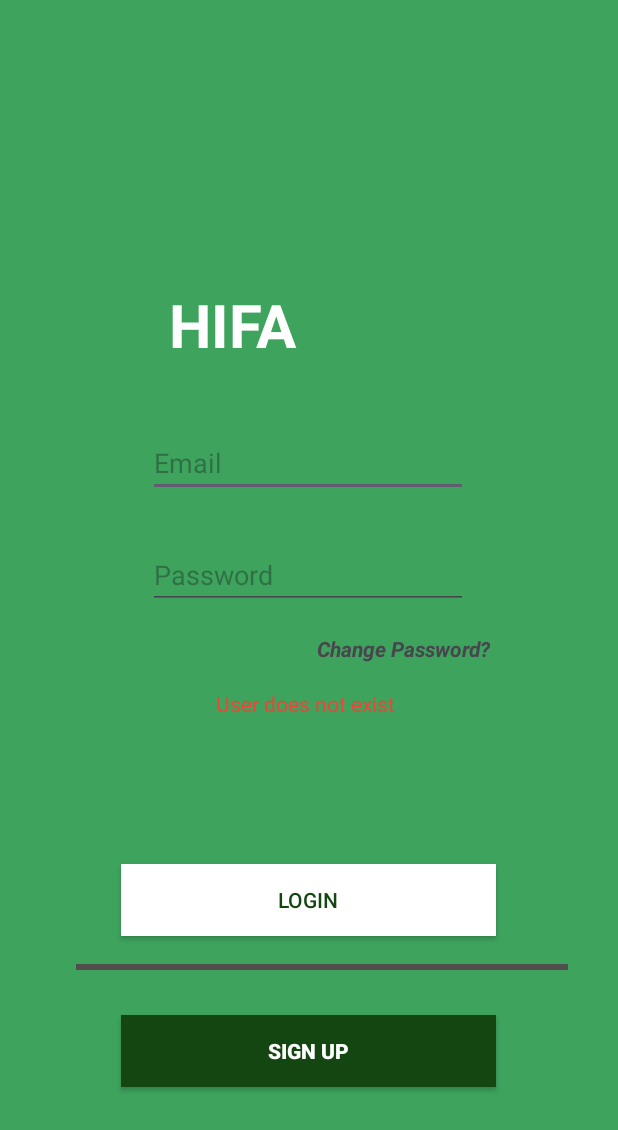
After one commit to AnushkaKhare-Eng/HIFA-Capstone, an Android app: the fragment LoginPage shown on its own in the app's theme, on a phone screen of 412 x 824 dp. The commit adds this screen. Shown: the top 1130 px of the screen. Run offline under Robolectric (Android 15) with nearby library versions, the phone set to English and light mode, and no system bars; our stand-ins replace Firebase (no records; nobody signed in at launch, a user with empty details on screens opened directly); 8 statements that could not run were skipped.

Commit message:
Adding the sign up page and adding DB funtionality for User login and sign up

```diff
--- /dev/null
+++ b/HIFA-App/app/src/main/java/com/example/hifa/LoginPage.java
@@ -0,0 +1,113 @@
+package com.example.hifa;
+
+import android.os.Bundle;
+
+import androidx.fragment.app.Fragment;
+
+import android.view.LayoutInflater;
+import android.view.View;
+import android.view.ViewGroup;
+import android.widget.Button;
+import android.widget.EditText;
+import android.widget.TextView;
+
+/**
+ * A simple {@link Fragment} subclass.
+ * Use the {@link LoginPage#newInstance} factory method to
+ * create an instance of this fragment.
+ */
+public class LoginPage extends Fragment {
+
+    // TODO: Rename parameter arguments, choose names that match
+    // the fragment initialization parameters, e.g. ARG_ITEM_NUMBER
+    private static final String ARG_PARAM1 = "param1";
+    private static final String ARG_PARAM2 = "param2";
+
+    // TODO: Rename and change types of parameters
+    private String mParam1;
+    private String mParam2;
+    private Button signUpButton;
+    private Button loginButton;
+    private EditText email;
+    private EditText password;
+    public LoginPage() {
+        // Required empty public constructor
+    }
+
+
+    /**
+     * Use this factory method to create a new instance of
+     * this fragment using the provided parameters.
+     *
+     * @param param1 Parameter 1.
+     * @param param2 Parameter 2.
+     * @return A new instance of fragment LoginPage.
+     */
+    // TODO: Rename and change types and number of parameters
+    public static LoginPage newInstance(String param1, String param2) {
+        LoginPage fragment = new LoginPage();
+        Bundle args = new Bundle();
+        args.putString(ARG_PARAM1, param1);
+        args.putString(ARG_PARAM2, param2);
+        fragment.setArguments(args);
+        return fragment;
+    }
+
+    @Override
+    public void onCreate(Bundle savedInstanceState) {
+        super.onCreate(savedInstanceState);
+        if (getArguments() != null) {
+            mParam1 = getArguments().getString(ARG_PARAM1);
+            mParam2 = getArguments().getString(ARG_PARAM2);
+
+        }
+    }
+
+    @Override
+    public View onCreateView(LayoutInflater inflater, ViewGroup container,
+                             Bundle savedInstanceState) {
+        signUpButton = getView().findViewById(R.id.signupbutton2);
+        loginButton = getView().findViewById(R.id.LoginButton);
+        email = getView().findViewById(R.id.emailAddressEditText);
+        password = getView().findViewById(R.id.passwordeditText);
+        String emailString = email.getText().toString();
+        String passwordString = password.getText().toString();
+
+        loginButton.setOnClickListener(new View.OnClickListener() {
+            @Override
+            public void onClick(View view) {
+                 boolean logininfofilled = false;
+                if(emailString.isEmpty()){
+                    email.setError("Email is required");
+                    logininfofilled = true;
+                }
+                if(passwordString.isEmpty()){
+                    password.setError("Password is required");
+                    logininfofilled = true;
+                }
+
+            }
+        });
+        verifyUser(emailString, passwordString);
+        // Inflate the layout for this fragment
+        return inflater.inflate(R.layout.fragment_login_page, container, false);
+
+    }
+
+    private void verifyUser(String emailString, String passwordString) {
+        DatabaseFirestore.verifyUser(emailString, passwordString, new DatabaseFirestore.CallBackverifyUser() {
+            @Override
+            public void onCallBack(User user) {
+                if(user!=null){
+                    //TODO: Use intents to pass the user object to the Home
+                }
+                else{
+                    TextView txtView = (TextView)getView().findViewById(R.id.errorLoginTextView);
+                    txtView.setVisibility(View.VISIBLE);
+                }
+
+            }
+        });
+
+    }
+}
--- /dev/null
+++ b/HIFA-App/app/src/main/res/layout/fragment_login_page.xml
@@ -0,0 +1,123 @@
+<?xml version="1.0" encoding="utf-8"?>
+<androidx.constraintlayout.widget.ConstraintLayout xmlns:android="http://schemas.android.com/apk/res/android"
+    xmlns:app="http://schemas.android.com/apk/res-auto"
+    xmlns:tools="http://schemas.android.com/tools"
+    android:id="@+id/frameLayout"
+    android:layout_width="match_parent"
+    android:layout_height="match_parent"
+    android:background="#3DA35D"
+    tools:context=".LoginPage">
+
+    <TextView
+        android:id="@+id/hifaapp"
+        android:layout_width="wrap_content"
+        android:layout_height="wrap_content"
+        android:text="HIFA"
+        android:textColor="@color/white"
+        android:textSize="40sp"
+        android:textStyle="bold"
+        app:layout_constraintBottom_toBottomOf="parent"
+        app:layout_constraintEnd_toEndOf="parent"
+        app:layout_constraintHorizontal_bias="0.344"
+        app:layout_constraintStart_toStartOf="parent"
+        app:layout_constraintTop_toTopOf="parent"
+        app:layout_constraintVertical_bias="0.246" />
+
+    <EditText
+        android:id="@+id/editTextTextEmailAddress"
+        android:layout_width="wrap_content"
+        android:layout_height="wrap_content"
+        android:ems="10"
+        android:hint="Email"
+        android:inputType="textEmailAddress"
+        app:layout_constraintBottom_toBottomOf="parent"
+        app:layout_constraintEnd_toEndOf="parent"
+        app:layout_constraintHorizontal_bias="0.497"
+        app:layout_constraintStart_toStartOf="parent"
+        app:layout_constraintTop_toTopOf="parent"
+        app:layout_constraintVertical_bias="0.367" />
+
+    <EditText
+        android:id="@+id/editTextTextPassword"
+        android:layout_width="wrap_content"
+        android:layout_height="wrap_content"
+        android:ems="10"
+        android:hint="Password"
+        android:inputType="textPassword"
+        android:textColor="@color/white"
+        app:layout_constraintBottom_toBottomOf="parent"
+        app:layout_constraintEnd_toEndOf="parent"
+        app:layout_constraintHorizontal_bias="0.497"
+        app:layout_constraintStart_toStartOf="parent"
+        app:layout_constraintTop_toTopOf="parent"
+        app:layout_constraintVertical_bias="0.463" />
+
+    <TextView
+        android:id="@+id/changepassword"
+        android:layout_width="wrap_content"
+        android:layout_height="wrap_content"
+        android:text="Change Password?"
+        android:textStyle="bold|italic"
+        app:layout_constraintBottom_toBottomOf="parent"
+        app:layout_constraintEnd_toEndOf="parent"
+        app:layout_constraintHorizontal_bias="0.713"
+        app:layout_constraintStart_toStartOf="parent"
+        app:layout_constraintTop_toTopOf="parent"
+        app:layout_constraintVertical_bias="0.525" />
+
+    <androidx.appcompat.widget.AppCompatButton
+        android:id="@+id/signupbutton2"
+        android:layout_width="250dp"
+        android:layout_height="wrap_content"
+        android:background="@color/green"
+        android:text="SIGN UP"
+        android:textColor="@color/white"
+        android:textStyle="bold"
+        app:layout_constraintBottom_toBottomOf="parent"
+        app:layout_constraintEnd_toEndOf="parent"
+        app:layout_constraintHorizontal_bias="0.496"
+        app:layout_constraintStart_toStartOf="parent"
+        app:layout_constraintTop_toTopOf="parent"
+        app:layout_constraintVertical_bias="0.872" />
+
+    <View
+        android:id="@+id/view"
+        android:layout_width="328dp"
+        android:layout_height="4dp"
+        android:background="#534E4E"
+        app:layout_constraintBottom_toBottomOf="parent"
+        app:layout_constraintEnd_toEndOf="parent"
+        app:layout_constraintHorizontal_bias="0.602"
+        app:layout_constraintStart_toStartOf="parent"
+        app:layout_constraintTop_toTopOf="parent"
+        app:layout_constraintVertical_bias="0.784" />
+
+    <androidx.appcompat.widget.AppCompatButton
+        android:id="@+id/LoginButton"
+        android:layout_width="250dp"
+        android:layout_height="wrap_content"
+        android:background="@color/white"
+        android:text="LOGIN"
+        android:textColor="@color/green"
+        app:layout_constraintBottom_toBottomOf="parent"
+        app:layout_constraintEnd_toEndOf="parent"
+        app:layout_constraintHorizontal_bias="0.496"
+        app:layout_constraintStart_toStartOf="parent"
+        app:layout_constraintTop_toTopOf="parent"
+        app:layout_constraintVertical_bias="0.742" />
+
+    <TextView
+        android:id="@+id/errorLoginTextView"
+        android:layout_width="wrap_content"
+        android:layout_height="wrap_content"
+        android:text="User does not exist "
+        android:textColor="#F44336"
+        app:layout_constraintBottom_toBottomOf="parent"
+        app:layout_constraintEnd_toEndOf="parent"
+        app:layout_constraintHorizontal_bias="0.498"
+        app:layout_constraintStart_toStartOf="parent"
+        app:layout_constraintTop_toTopOf="parent"
+        app:layout_constraintVertical_bias="0.571"
+        tools:visibility="invisible" />
+
+</androidx.constraintlayout.widget.ConstraintLayout>
```
Also changed, not shown: HIFA-App/app/src/main/java/com/example/hifa/AccountSettingsFragment.java (+71 -5 lines), HIFA-App/app/src/main/java/com/example/hifa/DatabaseFirestore.java (+32 -7 lines), HIFA-App/app/src/main/java/com/example/hifa/MainActivity.java (+25 -38 lines), HIFA-App/app/src/main/java/com/example/hifa/Medical_info.java (+48 -10 lines), HIFA-App/app/src/main/java/com/example/hifa/User.java (+12 -10 lines), HIFA-App/app/src/main/res/drawable/rounded_button.xml (deleted, +0 -7 lines), HIFA-App/app/src/main/res/layout/activity_main.xml (+5 -5 lines), HIFA-App/app/src/main/res/layout/fragment_account_settings.xml (+1 -18 lines), HIFA-App/app/src/main/res/layout/fragment_medical_info.xml (+20 -3 lines).
